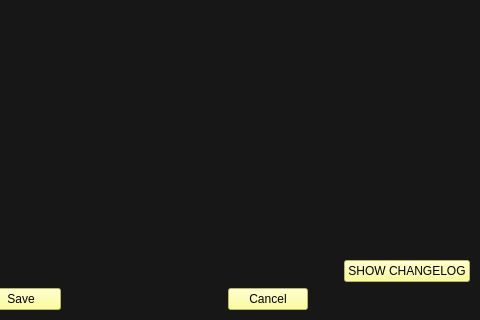
Before: the Qt Designer form settingswindow.ui in AdunanzA/Tsunami, drawn with Qt 5; both pictures show x 191 to 671 and y 216 to 536 of the 671 by 536 pixel window.
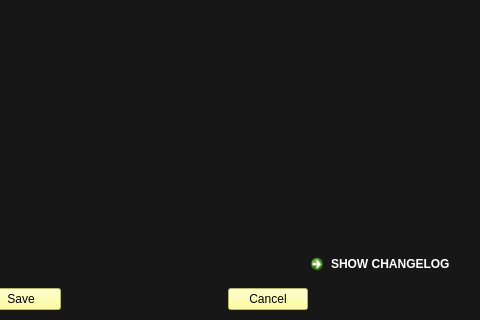
After: the same form once the commit is applied. Icons and pictures are not drawn.

Diff of the .ui file:
```diff
--- a/settingswindow.ui
+++ b/settingswindow.ui
@@ -356,14 +356,16 @@
         </spacer>
        </item>
        <item>
-        <widget class="QPushButton" name="pushButton">
-         <property name="styleSheet">
-          <string notr="true">background-color: rgb(255, 255, 127);
-color: rgb(0, 0, 0);</string>
-         </property>
+        <widget class="QCommandLinkButton" name="commandLinkButton">
          <property name="text">
           <string>SHOW CHANGELOG</string>
          </property>
+         <property name="iconSize">
+          <size>
+           <width>15</width>
+           <height>15</height>
+          </size>
+         </property>
         </widget>
        </item>
       </layout>
```
